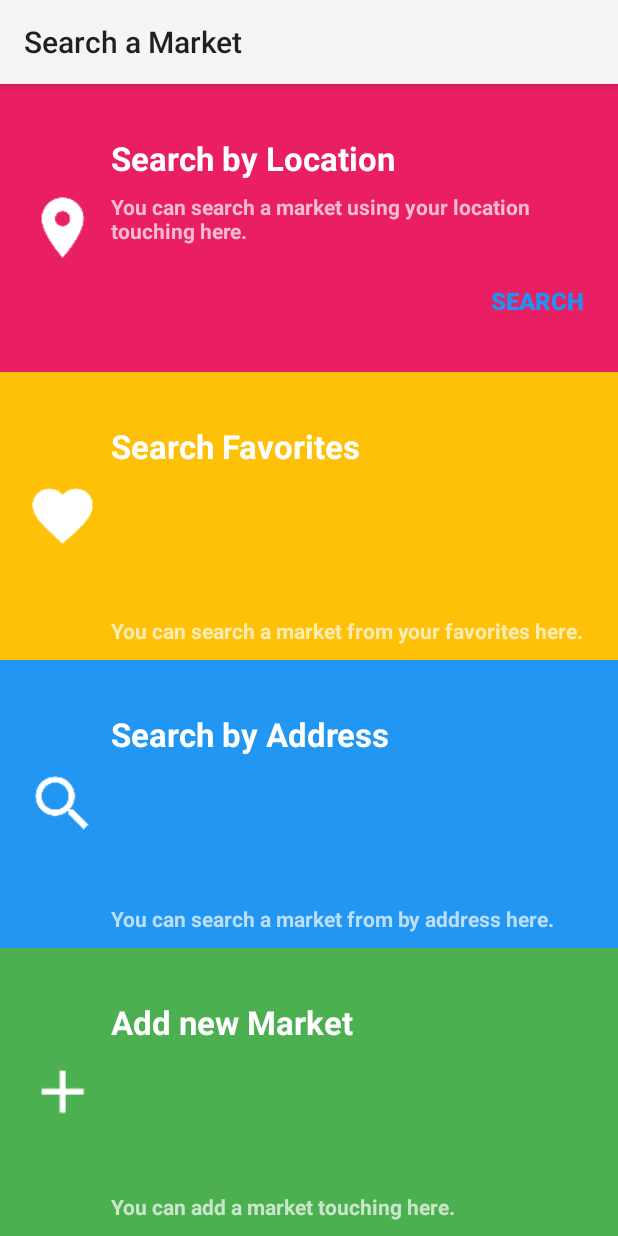
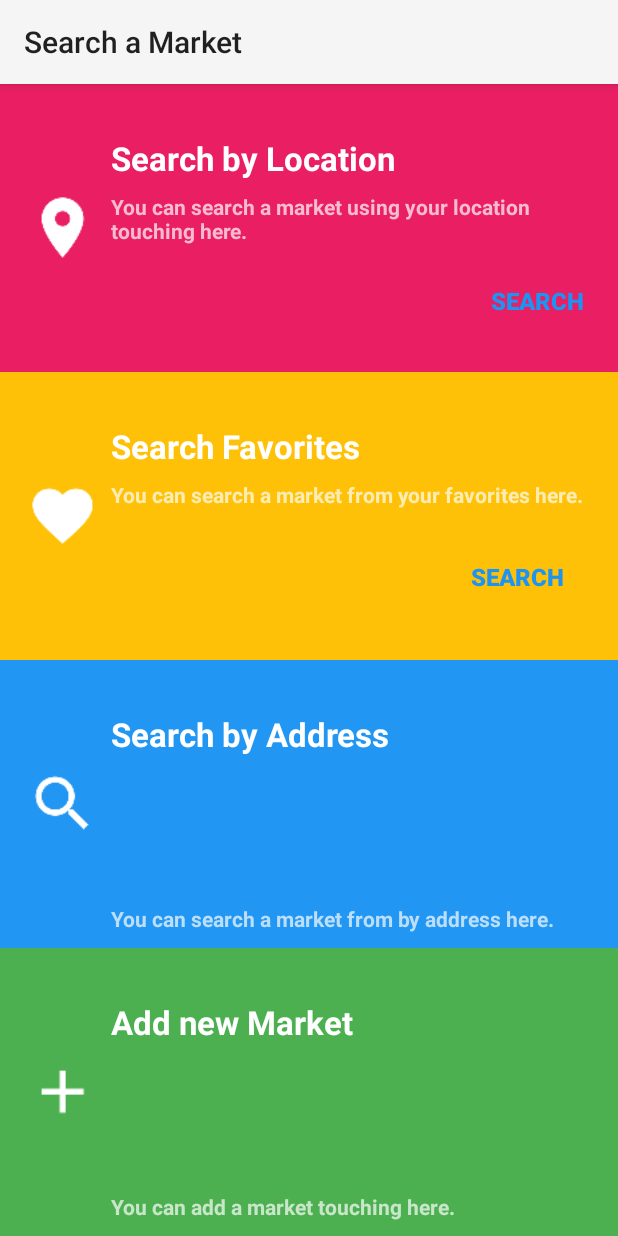
Before and after one commit to LaMaldicionDeMandos/social-pricing-android, an Android app: the screen it shows after launch (InitActivity), on a phone screen of 412 x 824 dp. Run offline under Robolectric (Android 15) with nearby library versions, the phone set to English and light mode, and no system bars; 1 statement that could not run was skipped.

Commit message:
agrego boton en favoritos

```diff
--- a/social-pricing/app/src/main/res/layout/activity_init.xml
+++ b/social-pricing/app/src/main/res/layout/activity_init.xml
@@ -51,17 +51,18 @@
 
         <Button
             style="?android:attr/borderlessButtonStyle"
+            android:paddingBottom="10dp"
             android:layout_width="wrap_content"
             android:layout_height="wrap_content"
             android:text="@string/search"
             android:id="@+id/locationButton"
-            android:layout_alignParentBottom="true"
             android:layout_alignRight="@+id/locationDesc"
             android:layout_alignEnd="@+id/locationDesc"
             android:textSize="@dimen/small_button"
             android:textStyle="bold"
             android:textColor="@color/flat_button"
-            android:layout_below="@+id/locationDesc" />
+            android:layout_below="@+id/locationDesc"
+            android:layout_alignParentBottom="true" />
 
     </RelativeLayout>
     <RelativeLayout
@@ -102,9 +103,24 @@
             android:text="@string/search_by_favorite_desc"
             android:textColor="@color/yellow_text_desc"
             android:id="@+id/favoriteDesc"
-            android:layout_alignParentBottom="true"
-            android:layout_alignLeft="@+id/favoriteTitle"
-            android:layout_alignStart="@+id/favoriteTitle" />
+            android:layout_alignTop="@+id/favoriteIcon"
+            android:layout_toRightOf="@+id/favoriteIcon"
+            android:layout_toEndOf="@+id/favoriteIcon" />
+
+        <Button
+            style="?android:attr/borderlessButtonStyle"
+            android:paddingBottom="10dp"
+            android:layout_width="wrap_content"
+            android:layout_height="wrap_content"
+            android:text="@string/search"
+            android:id="@+id/favoriteButton"
+            android:layout_alignRight="@+id/favoriteDesc"
+            android:layout_alignEnd="@+id/favoriteDesc"
+            android:textSize="@dimen/small_button"
+            android:textStyle="bold"
+            android:textColor="@color/flat_button"
+            android:layout_below="@+id/favoriteDesc"
+            android:layout_alignParentBottom="true" />
     </RelativeLayout>
     <RelativeLayout
         android:layout_width="match_parent"
```
